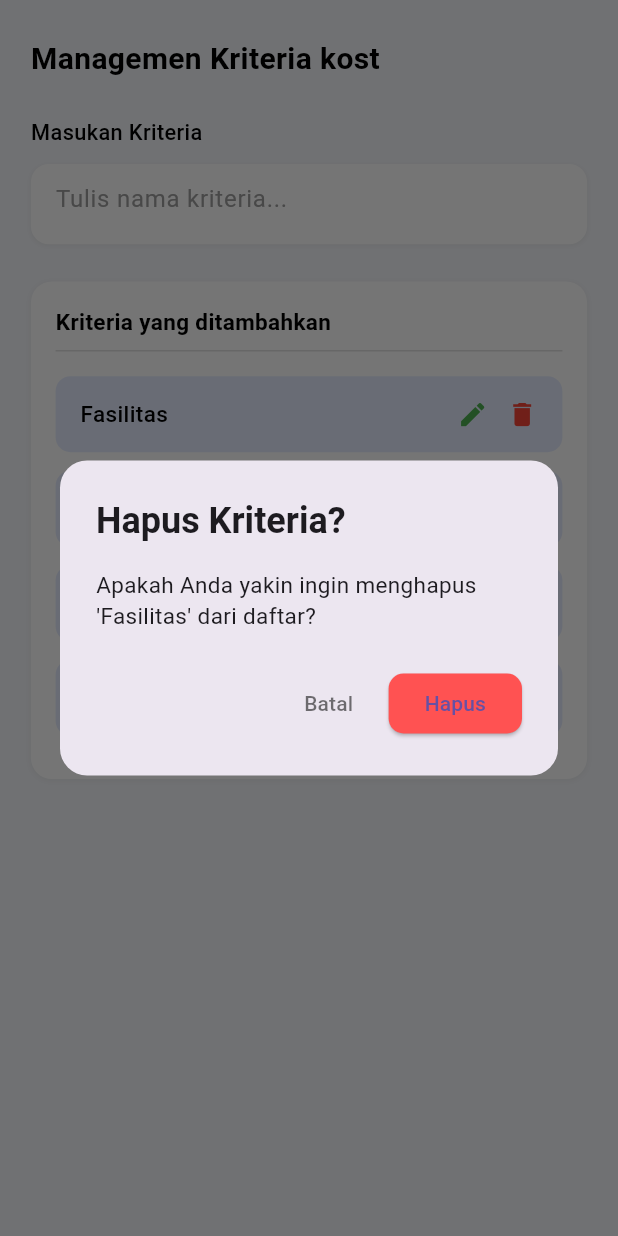
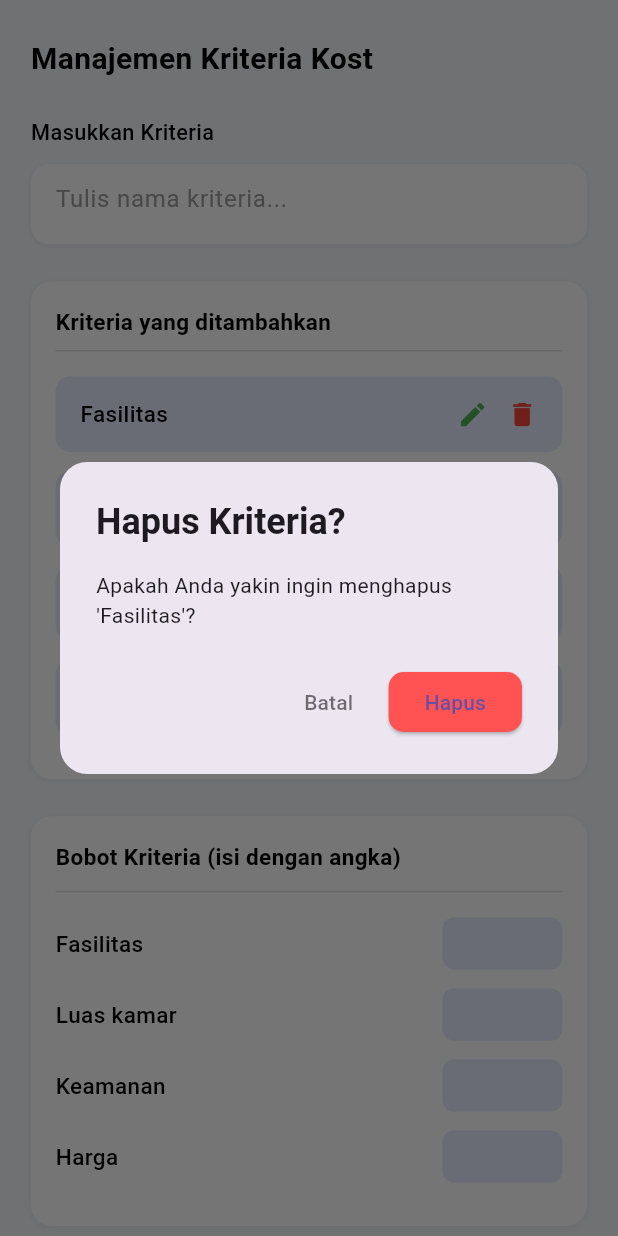
Before and after one commit to HANNN-YOLO/kost, a Flutter app: the CriteriaManagement screen opened directly, after a tap on the "delete" icon, on a phone screen of 412 x 824 dp. Run offline on Flutter 3.47's test engine with Material 3 defaults, Android fonts, the light colour scheme and no system bars; our stand-ins replace dropdown_search, flutter_dotenv, image_picker, shared_preferences; accounts and stored records are empty.

Commit message:
adding bobot field to criteria model and updating criteria management screen

```diff
--- a/lib/screens/main/admin/criteria_management.dart
+++ b/lib/screens/main/admin/criteria_management.dart
@@ -9,13 +9,23 @@ class CriteriaManagement extends StatefulWidget {
 
 class _CriteriaManagementState extends State<CriteriaManagement> {
   final TextEditingController _controller = TextEditingController();
+  final TextEditingController _editController = TextEditingController();
 
   // Daftar kriteria
   List<String> kriteriaList = ["Fasilitas", "Luas kamar", "Keamanan", "Harga"];
 
-  // Untuk menandai item mana yang sedang diedit
+  // Bobot untuk setiap kriteria
+  Map<String, double> bobotKriteria = {};
+
   int? _editingIndex;
-  TextEditingController _editController = TextEditingController();
+
+  @override
+  void initState() {
+    super.initState();
+    for (var k in kriteriaList) {
+      bobotKriteria[k] = 0.0;
+    }
+  }
 
   @override
   Widget build(BuildContext context) {
@@ -36,9 +46,8 @@ class _CriteriaManagementState extends State<CriteriaManagement> {
           child: Column(
             crossAxisAlignment: CrossAxisAlignment.start,
             children: [
-              // 🔹 Header
               const Text(
-                "Managemen Kriteria kost",
+                "Manajemen Kriteria Kost",
                 style: TextStyle(
                   fontWeight: FontWeight.bold,
                   fontSize: 20,
@@ -47,9 +56,9 @@ class _CriteriaManagementState extends State<CriteriaManagement> {
               ),
               SizedBox(height: tinggiLayar * 0.03),
 
-              // 🔹 Input Field
+              // Input tambah kriteria
               const Text(
-                "Masukan Kriteria",
+                "Masukkan Kriteria",
                 style: TextStyle(
                   color: Colors.black,
                   fontSize: 14.5,
@@ -86,6 +95,7 @@ class _CriteriaManagementState extends State<CriteriaManagement> {
                       if (value.trim().isNotEmpty) {
                         setState(() {
                           kriteriaList.add(value.trim());
+                          bobotKriteria[value.trim()] = 0.0;
                           _controller.clear();
                         });
                       }
@@ -95,8 +105,26 @@ class _CriteriaManagementState extends State<CriteriaManagement> {
               ),
               SizedBox(height: tinggiLayar * 0.03),
 
+              // Daftar kriteria
+              _buildKriteriaCard(lebarLayar, tinggiLayar, warnaKartu),
+
+              SizedBox(height: tinggiLayar * 0.03),
+
+              // Bobot kriteria
+              _buildBobotCard(lebarLayar, tinggiLayar, warnaKartu),
+            ],
+          ),
+        ),
+      ),
+    );
+  }
+
+  // ==========================
   // 🔹 Kartu daftar kriteria
-              Container(
+  // ==========================
+  Widget _buildKriteriaCard(
+      double lebarLayar, double tinggiLayar, Color warnaKartu) {
+    return Container(
       width: double.infinity,
       decoration: BoxDecoration(
         color: Colors.white,
@@ -126,21 +154,16 @@ class _CriteriaManagementState extends State<CriteriaManagement> {
               ),
             ),
             SizedBox(height: tinggiLayar * 0.01),
-                      Container(
-                        height: 1,
-                        color: Colors.grey.shade300,
-                      ),
+            Container(height: 1, color: Colors.grey.shade300),
             SizedBox(height: tinggiLayar * 0.02),
 
-                      // 🔹 Daftar kriteria
+            // List item kriteria
             Column(
               children: List.generate(
                 kriteriaList.length,
                 (index) => Padding(
-                            padding:
-                                EdgeInsets.only(bottom: tinggiLayar * 0.015),
-                            child: buildKriteriaItem(
-                              context,
+                  padding: EdgeInsets.only(bottom: tinggiLayar * 0.015),
+                  child: _buildKriteriaItem(
                     lebarLayar,
                     tinggiLayar,
                     kriteriaList[index],
@@ -153,18 +176,11 @@ class _CriteriaManagementState extends State<CriteriaManagement> {
           ],
         ),
       ),
-              ),
-              SizedBox(height: tinggiLayar * 0.05),
-            ],
-          ),
-        ),
-      ),
     );
   }
 
-  // 🔸 Widget item daftar kriteria
-  Widget buildKriteriaItem(
-    BuildContext context,
+  // 🔸 Widget item kriteria
+  Widget _buildKriteriaItem(
     double lebarLayar,
     double tinggiLayar,
     String nama,
@@ -184,7 +200,6 @@ class _CriteriaManagementState extends State<CriteriaManagement> {
       child: Row(
         mainAxisAlignment: MainAxisAlignment.spaceBetween,
         children: [
-          // Jika sedang diedit → tampilkan TextField
           Expanded(
             child: _editingIndex == index
                 ? TextField(
@@ -192,18 +207,19 @@ class _CriteriaManagementState extends State<CriteriaManagement> {
                     autofocus: true,
                     decoration: const InputDecoration(
                       isDense: true,
-                      contentPadding: EdgeInsets.symmetric(vertical: 4),
                       border: InputBorder.none,
                     ),
                     style: const TextStyle(
                         color: Colors.black,
                         fontSize: 15,
-                      fontWeight: FontWeight.w500,
-                    ),
+                        fontWeight: FontWeight.w500),
                     onSubmitted: (newValue) {
                       if (newValue.trim().isNotEmpty) {
                         setState(() {
+                          String old = kriteriaList[index];
                           kriteriaList[index] = newValue.trim();
+                          bobotKriteria[newValue.trim()] =
+                              bobotKriteria.remove(old) ?? 0.0;
                           _editingIndex = null;
                         });
                       }
@@ -218,17 +234,14 @@ class _CriteriaManagementState extends State<CriteriaManagement> {
                     ),
                   ),
           ),
-
           Row(
             children: [
               GestureDetector(
                 onTap: () {
                   setState(() {
                     if (_editingIndex == index) {
-                      // Jika sedang edit lalu ditekan lagi → simpan
                       _editingIndex = null;
                     } else {
-                      // Masuk mode edit
                       _editingIndex = index;
                       _editController.text = kriteriaList[index];
                     }
@@ -243,16 +256,13 @@ class _CriteriaManagementState extends State<CriteriaManagement> {
               SizedBox(width: lebarLayar * 0.03),
               GestureDetector(
                 onTap: () {
-                  _tampilkanKonfirmasiHapus(
-                    context,
-                    kriteriaList[index],
-                    () {
+                  _showDeleteDialog(kriteriaList[index], () {
                     setState(() {
+                      bobotKriteria.remove(kriteriaList[index]);
                       kriteriaList.removeAt(index);
                     });
                     Navigator.pop(context);
-                    },
-                  );
+                  });
                 },
                 child: Icon(Icons.delete,
                     color: Colors.red, size: lebarLayar * 0.05),
@@ -264,30 +274,109 @@ class _CriteriaManagementState extends State<CriteriaManagement> {
     );
   }
 
-  // 🔸 Pop-up konfirmasi hapus
-  void _tampilkanKonfirmasiHapus(
-      BuildContext context, String nama, VoidCallback onConfirm) {
+  // ==========================
+  // 🔹 Kartu bobot kriteria
+  // ==========================
+  Widget _buildBobotCard(
+      double lebarLayar, double tinggiLayar, Color warnaKartu) {
+    return Container(
+      width: double.infinity,
+      decoration: BoxDecoration(
+        color: Colors.white,
+        borderRadius: BorderRadius.circular(14),
+        boxShadow: [
+          BoxShadow(
+            color: Colors.black.withOpacity(0.05),
+            blurRadius: 3,
+            offset: const Offset(0, 1),
+          ),
+        ],
+      ),
+      child: Padding(
+        padding: EdgeInsets.symmetric(
+          horizontal: lebarLayar * 0.04,
+          vertical: tinggiLayar * 0.02,
+        ),
+        child: Column(
+          crossAxisAlignment: CrossAxisAlignment.start,
+          children: [
+            const Text(
+              "Bobot Kriteria (isi dengan angka)",
+              style: TextStyle(
+                fontWeight: FontWeight.w600,
+                fontSize: 15,
+                color: Colors.black,
+              ),
+            ),
+            SizedBox(height: tinggiLayar * 0.015),
+            Container(height: 1, color: Colors.grey.shade300),
+            SizedBox(height: tinggiLayar * 0.02),
+
+            // List bobot
+            Column(
+              children: kriteriaList.map((kriteria) {
+                return Padding(
+                  padding: EdgeInsets.only(bottom: tinggiLayar * 0.015),
+                  child: Row(
+                    mainAxisAlignment: MainAxisAlignment.spaceBetween,
+                    children: [
+                      Expanded(
+                        child: Text(
+                          kriteria,
+                          style: const TextStyle(
+                            color: Colors.black,
+                            fontSize: 15,
+                            fontWeight: FontWeight.w500,
+                          ),
+                        ),
+                      ),
+                      SizedBox(
+                        width: 80,
+                        height: 35,
+                        child: TextField(
+                          keyboardType: TextInputType.number,
+                          textAlign: TextAlign.center,
+                          decoration: InputDecoration(
+                            contentPadding: EdgeInsets.zero,
+                            filled: true,
+                            fillColor: warnaKartu,
+                            border: OutlineInputBorder(
+                              borderRadius: BorderRadius.circular(8),
+                              borderSide: BorderSide.none,
+                            ),
+                          ),
+                          onChanged: (value) {
+                            setState(() {
+                              bobotKriteria[kriteria] =
+                                  double.tryParse(value) ?? 0.0;
+                            });
+                          },
+                        ),
+                      ),
+                    ],
+                  ),
+                );
+              }).toList(),
+            ),
+          ],
+        ),
+      ),
+    );
+  }
+
+  // 🔸 Dialog hapus
+  void _showDeleteDialog(String nama, VoidCallback onConfirm) {
     showDialog(
       context: context,
       builder: (_) => AlertDialog(
-        shape: RoundedRectangleBorder(
-          borderRadius: BorderRadius.circular(18),
-        ),
-        title: const Text(
-          "Hapus Kriteria?",
-          style: TextStyle(fontWeight: FontWeight.bold),
-        ),
-        content: Text(
-          "Apakah Anda yakin ingin menghapus '$nama' dari daftar?",
-          style: const TextStyle(fontSize: 15),
-        ),
+        shape: RoundedRectangleBorder(borderRadius: BorderRadius.circular(18)),
+        title: const Text("Hapus Kriteria?",
+            style: TextStyle(fontWeight: FontWeight.bold)),
+        content: Text("Apakah Anda yakin ingin menghapus '$nama'?"),
         actions: [
           TextButton(
             onPressed: () => Navigator.pop(context),
-            child: const Text(
-              "Batal",
-              style: TextStyle(color: Colors.black54),
-            ),
+            child: const Text("Batal", style: TextStyle(color: Colors.black54)),
           ),
           ElevatedButton(
             style: ElevatedButton.styleFrom(
```
Lines whose indentation alone changed are shown as unchanged.
